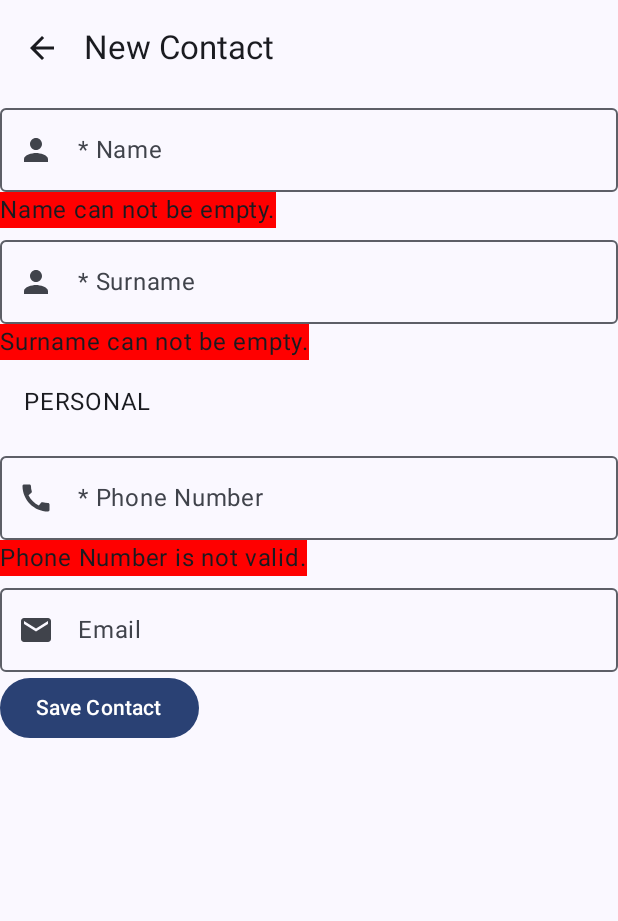
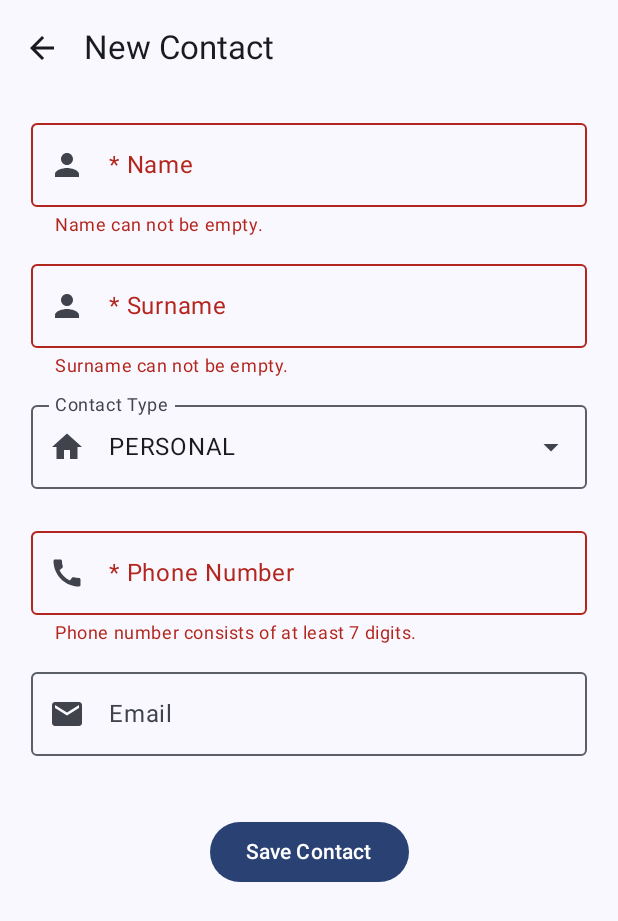
Before and after one commit to PatrikAM/ebc-va1-ls2023, an Android app built with Jetpack Compose: the NewContactScreen screen opened through its navigation route, after a tap on "Save Contact", on a phone screen of 412 x 824 dp. Shown: the top 921 px of the screen. Run offline under Robolectric (Android 15) with nearby library versions, the phone set to English and light mode, and no system bars; our stand-ins replace Room's generated code; 1 statement that could not run was skipped.

Commit message:
new contact form improved

```diff
--- a/app/src/main/AndroidManifest.xml
+++ b/app/src/main/AndroidManifest.xml
@@ -15,7 +15,7 @@
         <activity
             android:name=".MainActivity"
             android:exported="true"
-            android:label="@string/app_name"
+            android:label="Contacts"
             android:theme="@style/Theme.Homework2">
             <intent-filter>
                 <action android:name="android.intent.action.MAIN" />
--- a/app/src/main/java/cz/mendelu/pef/va1/xmichl/homework2/model/Contact.kt
+++ b/app/src/main/java/cz/mendelu/pef/va1/xmichl/homework2/model/Contact.kt
@@ -36,7 +36,7 @@ data class Contact(
     fun isSurnameValid(): Boolean = surname.isNotEmpty()
 
     fun isPhoneNumberValid(): Boolean {
-        val phoneRegex = Regex("^\\+?[0-9]{6,}$")
+        val phoneRegex = Regex("^\\+?[0-9]{7,15}$")
         return phoneRegex.matches(phone_number)
     }
 
--- a/app/src/main/java/cz/mendelu/pef/va1/xmichl/homework2/ui/elements/ContactForm.kt
+++ b/app/src/main/java/cz/mendelu/pef/va1/xmichl/homework2/ui/elements/ContactForm.kt
@@ -1,31 +1,26 @@
 package cz.mendelu.pef.va1.xmichl.homework2.ui.elements
 
-import androidx.compose.foundation.clickable
-import androidx.compose.foundation.layout.*
+import androidx.compose.foundation.layout.Box
+import androidx.compose.foundation.layout.Column
+import androidx.compose.foundation.layout.fillMaxWidth
+import androidx.compose.foundation.layout.padding
 import androidx.compose.material.icons.Icons
-import androidx.compose.material.icons.filled.Call
-import androidx.compose.material.icons.filled.Email
-import androidx.compose.material.icons.filled.Person
-import androidx.compose.material3.Button
-import androidx.compose.material3.DropdownMenu
-import androidx.compose.material3.DropdownMenuItem
-import androidx.compose.material3.Text
+import androidx.compose.material.icons.filled.*
+import androidx.compose.material3.*
 import androidx.compose.runtime.*
+import androidx.compose.ui.Alignment.Companion.CenterHorizontally
 import androidx.compose.ui.Modifier
-import androidx.compose.ui.semantics.Role
-import androidx.compose.ui.semantics.contentDescription
-import androidx.compose.ui.semantics.role
-import androidx.compose.ui.semantics.semantics
 import androidx.compose.ui.unit.dp
 import cz.mendelu.pef.va1.xmichl.homework2.model.Contact
 import cz.mendelu.pef.va1.xmichl.homework2.model.ContactType
 import cz.mendelu.pef.va1.xmichl.homework2.ui.screens.NewContactActions
+import cz.mendelu.pef.va1.xmichl.homework2.ui.screens.NewContactScreenData
 
 
 @Composable
 fun ContactForm(
     onSubmit: () -> Unit,
-    contact: Contact,
+    data: NewContactScreenData,
     actions: NewContactActions,
     validate: Boolean = false
 ) {
@@ -36,14 +31,22 @@ fun ContactForm(
         ContactType.WORK.toString()
     )
 
-    Column {
-        NameTF(contact = contact, actions = actions, validate = validate)
-        SurnameTF(contact = contact, actions = actions, validate = validate)
-        ContactTypeDM(contact = contact)
-        PhoneNumberTF(contact = contact, actions = actions, validate = validate)
-        EmailTF(contact = contact, actions = actions, validate = validate)
+    Column(
+        horizontalAlignment = CenterHorizontally,
+        modifier = Modifier.fillMaxWidth()
+    ) {
+
+        NameTF(contact = data.contact, actions = actions, validate = validate)
+        SurnameTF(contact = data.contact, actions = actions, validate = validate)
+
+        ContactTypeDMOutlined(contact = data.contact)
+        PhoneNumberTF(contact = data.contact, actions = actions, validate = validate)
+        EmailTF(contact = data.contact, actions = actions, validate = validate)
         Button(
             onClick = onSubmit,
+            modifier = Modifier
+                .align(CenterHorizontally)
+                .padding(20.dp)
         ) {
             Text(text = "Save Contact")
         }
@@ -61,11 +64,13 @@ fun PhoneNumberTF(
         label = "* Phone Number",
         icon = Icons.Default.Call,
         onValueChange = {
+            if (it.matches(Regex("[0-9]{0,15}"))) {
                 actions.onContactChanged(contact)
                 contact.phone_number = it
+            }
         },
         error = if (contact.isPhoneNumberValid().or(validate.not())) ""
-        else "Phone Number is not valid."
+        else "Phone number consists of at least 7 digits."
     )
 }
 
@@ -126,36 +131,76 @@ fun EmailTF(
     )
 }
 
+@OptIn(ExperimentalMaterial3Api::class)
 @Composable
-fun ContactTypeDM(contact: Contact) {
+fun ContactTypeDMOutlined(contact: Contact) {
     var expanded by remember { mutableStateOf(false) }
     var selectedOption by remember { mutableStateOf(ContactType.PERSONAL.toString()) }
     val options = ContactType.values().toList()
         .map { contactType -> contactType.toString() }.toList()
-
+    Column {
         Box(
             modifier = Modifier
-            .fillMaxWidth()
-            .clickable { expanded = true }
-            .semantics {
-                contentDescription = "Contact type"
-                role = Role.Button
+                .align(CenterHorizontally)
+                .fillMaxWidth(fraction = 0.9f)
+                .padding(top = 10.dp, bottom = 10.dp)
+        ) {
+            ExposedDropdownMenuBox(
+                expanded = expanded,
+                onExpandedChange = {
+                    expanded = !expanded
                 }
             ) {
-        Text(selectedOption, Modifier.padding(16.dp))
+                OutlinedTextField(
+                    readOnly = true,
+                    value = selectedOption,
+                    label = { Text(text = "Contact Type") },
+                    onValueChange = { },
+                    //label = { Text("Work/Personal") },
+                    leadingIcon = {
+                        if (selectedOption == ContactType.PERSONAL.toString())
+                            Icon(
+                                imageVector = Icons.Default.Home,
+                                contentDescription = "Personal"
+                            )
+                        else
+                            Icon(
+                                imageVector = Icons.Default.Build,
+                                contentDescription = "Personal"
+                            )
+                    },
+                    trailingIcon = {
+                        ExposedDropdownMenuDefaults.TrailingIcon(
+                            expanded = expanded
+                        )
+                    },
+                    modifier = Modifier
+                        .fillMaxWidth()
+                        .menuAnchor()
+                )
 
-        DropdownMenu(
+                ExposedDropdownMenu(
                     expanded = expanded,
-            onDismissRequest = { expanded = false }
+                    modifier = Modifier
+                        .exposedDropdownSize(matchTextFieldWidth = true)
+                        .fillMaxWidth(),
+                    onDismissRequest = {
+                        expanded = false
+                    }
                 ) {
                     options.forEach { option ->
-                DropdownMenuItem(onClick = {
+                        DropdownMenuItem(
+                            text = { Text(text = option) },
+                            modifier = Modifier.fillMaxWidth(),
+                            onClick = {
                                 selectedOption = option
                                 contact.type = ContactType.values()
                                     .first { contactType -> contactType.toString() == selectedOption }
                                 expanded = false
-                }, text = { Text(text = option) })
+                            })
                     }
                 }
             }
         }
+    }
+}
--- a/app/src/main/java/cz/mendelu/pef/va1/xmichl/homework2/ui/elements/NewContactTextField.kt
+++ b/app/src/main/java/cz/mendelu/pef/va1/xmichl/homework2/ui/elements/NewContactTextField.kt
@@ -1,24 +1,20 @@
 package cz.mendelu.pef.va1.xmichl.homework2.ui.elements
 
-import androidx.compose.foundation.background
 import androidx.compose.foundation.layout.fillMaxWidth
-import androidx.compose.material.icons.Icons
-import androidx.compose.material.icons.filled.Person
-import androidx.compose.material.icons.materialIcon
+import androidx.compose.foundation.layout.padding
 import androidx.compose.material3.ExperimentalMaterial3Api
-import androidx.compose.material3.ExposedDropdownMenuDefaults.textFieldColors
 import androidx.compose.material3.Icon
 import androidx.compose.material3.OutlinedTextField
 import androidx.compose.material3.Text
 import androidx.compose.runtime.Composable
 import androidx.compose.ui.Modifier
-import androidx.compose.ui.graphics.Color
 import androidx.compose.ui.graphics.vector.ImageVector
+import androidx.compose.ui.unit.dp
 
 @OptIn(ExperimentalMaterial3Api::class)
 @Composable
 fun NewContactTextField(
-    value : String,
+    value: String,
     label: String,
     icon: ImageVector,
     onValueChange: (String) -> Unit,
@@ -26,6 +22,13 @@ fun NewContactTextField(
 ) {
     OutlinedTextField(
         value = value,
+        supportingText = {
+            if (error.isNotEmpty())
+                Text(text = error)
+            else
+                Text(text = "")
+        },
+        isError = error.isNotEmpty(),
         leadingIcon = {
             Icon(
                 imageVector = icon,
@@ -36,10 +39,8 @@ fun NewContactTextField(
         onValueChange = onValueChange,
         label = { Text(text = label) },
         maxLines = 1,
-        modifier = Modifier.fillMaxWidth()
+        modifier = Modifier
+            .fillMaxWidth(0.9f)
+            .padding(top = 10.dp)
     )
-    if (error.isNotEmpty()){
-        Text(text = error, modifier = Modifier.background(Color.Red))
-    }
-
 }
--- a/app/src/main/java/cz/mendelu/pef/va1/xmichl/homework2/ui/screens/NewContactScreen.kt
+++ b/app/src/main/java/cz/mendelu/pef/va1/xmichl/homework2/ui/screens/NewContactScreen.kt
@@ -79,10 +79,9 @@ fun NewContactScreenContent(
                     validate = true
                 }
             },
-            contact = data.contact,
+            data = data,
             actions = actions,
             validate = validate
         )
-
     }
 }
--- a/app/src/main/java/cz/mendelu/pef/va1/xmichl/homework2/ui/screens/NewContactViewModel.kt
+++ b/app/src/main/java/cz/mendelu/pef/va1/xmichl/homework2/ui/screens/NewContactViewModel.kt
@@ -30,6 +30,4 @@ class NewContactViewModel(
         data.contact = contact
         newContactUIState.value = NewContactUIState.ContactChanged
     }
-
-
 }
--- a/app/src/main/res/values/strings.xml
+++ b/app/src/main/res/values/strings.xml
@@ -1,3 +1,3 @@
 <resources>
-    <string name="app_name">Golf</string>
+    <string name="app_name">Contacts</string>
 </resources>
```
Lines whose indentation alone changed are shown as unchanged.
